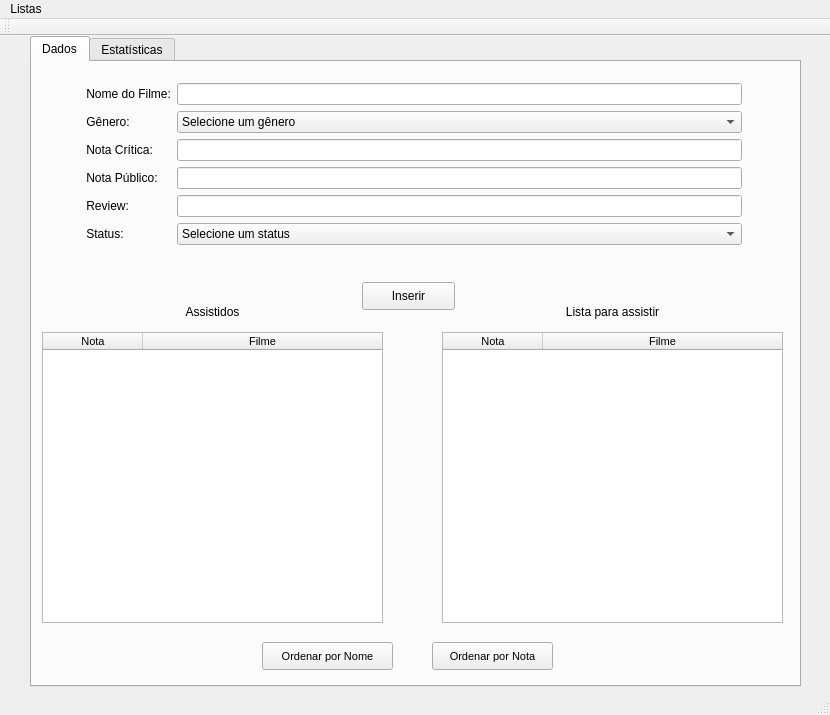
Old version of the form mainwindow.ui in the repository andressatheotonio/FilmListQT.
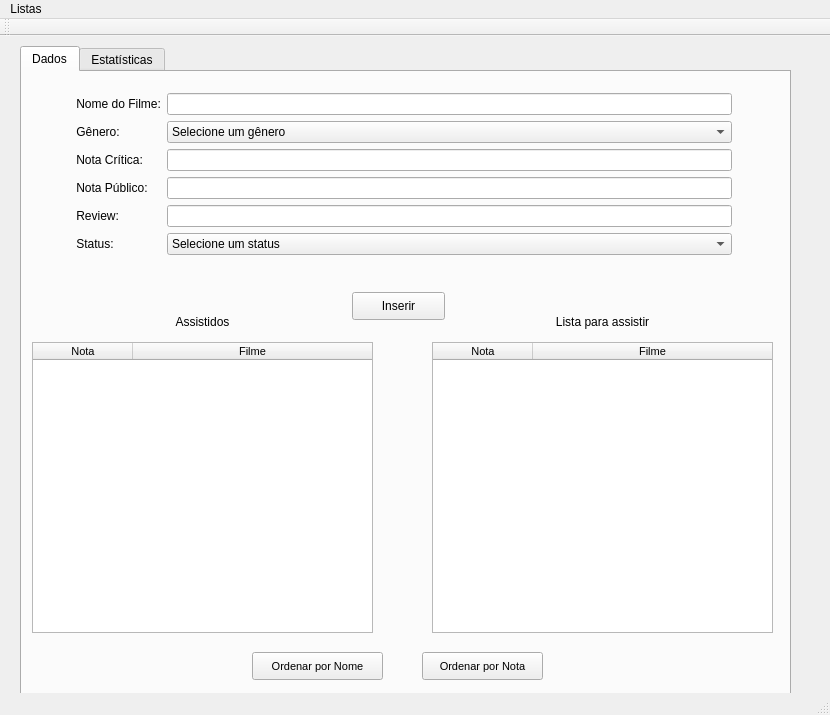
New version of the form.

What changed in the file:
```diff
--- a/mainwindow.ui
+++ b/mainwindow.ui
@@ -17,8 +17,8 @@
    <widget class="QTabWidget" name="tabWidget">
     <property name="geometry">
      <rect>
-      <x>30</x>
-      <y>0</y>
+      <x>20</x>
+      <y>10</y>
       <width>771</width>
       <height>651</height>
      </rect>
```
Left out of the diff: 2 changed lines with no effect on the pictures.
